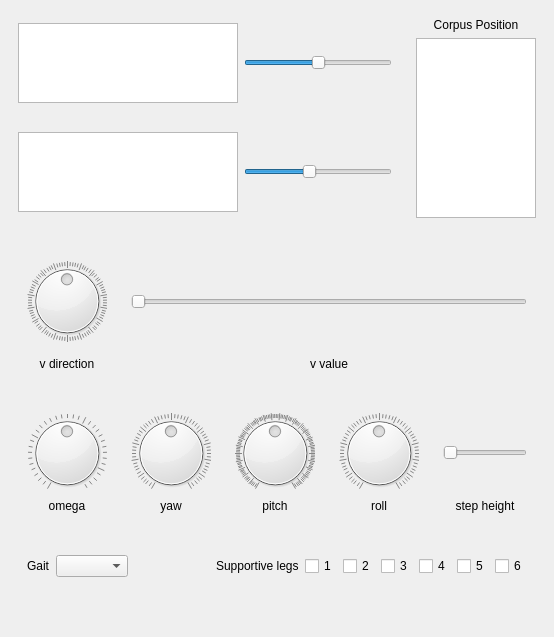
This is elkapod_controller_gui/elkapod_controller_gui/elkapod_controller.ui in HexapodBionik/elkapod_teleop as Qt 5 draws it before an edit. The edited form follows.
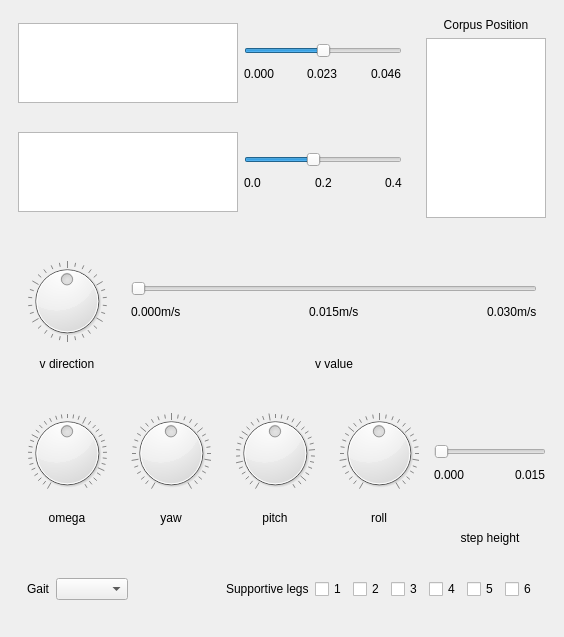
This is the edited form.

Commit message: Improved GUI: added labels under the sliders. (#2)

Patch:
```diff
--- a/elkapod_controller_gui/elkapod_controller_gui/elkapod_controller.ui
+++ b/elkapod_controller_gui/elkapod_controller_gui/elkapod_controller.ui
@@ -6,12 +6,12 @@
    <rect>
     <x>0</x>
     <y>0</y>
-    <width>554</width>
+    <width>564</width>
     <height>637</height>
    </rect>
   </property>
   <property name="windowTitle">
-   <string>Hexapod Controller</string>
+   <string>Elkapod Controller</string>
   </property>
   <widget class="QWidget" name="central_widget">
    <layout class="QVBoxLayout" name="verticalLayout_2">
@@ -83,6 +83,34 @@
               </widget>
              </item>
              <item>
+              <widget class="QWidget" name="widget_17" native="true">
+               <layout class="QVBoxLayout" name="verticalLayout_12">
+                <property name="leftMargin">
+                 <number>0</number>
+                </property>
+                <property name="topMargin">
+                 <number>0</number>
+                </property>
+                <property name="rightMargin">
+                 <number>0</number>
+                </property>
+                <property name="bottomMargin">
+                 <number>0</number>
+                </property>
+                <item>
+                 <spacer name="verticalSpacer_6">
+                  <property name="orientation">
+                   <enum>Qt::Vertical</enum>
+                  </property>
+                  <property name="sizeHint" stdset="0">
+                   <size>
+                    <width>20</width>
+                    <height>5</height>
+                   </size>
+                  </property>
+                 </spacer>
+                </item>
+                <item>
               <widget class="QSlider" name="leg_spacing_slider">
                <property name="enabled">
                 <bool>true</bool>
@@ -104,6 +132,87 @@
                </property>
               </widget>
              </item>
+                <item>
+                 <widget class="QWidget" name="widget_18" native="true">
+                  <layout class="QHBoxLayout" name="horizontalLayout_10">
+                   <property name="leftMargin">
+                    <number>0</number>
+                   </property>
+                   <property name="topMargin">
+                    <number>0</number>
+                   </property>
+                   <property name="rightMargin">
+                    <number>0</number>
+                   </property>
+                   <property name="bottomMargin">
+                    <number>0</number>
+                   </property>
+                   <item>
+                    <widget class="QLabel" name="label_14">
+                     <property name="text">
+                      <string>0.000</string>
+                     </property>
+                    </widget>
+                   </item>
+                   <item>
+                    <spacer name="horizontalSpacer_4">
+                     <property name="orientation">
+                      <enum>Qt::Horizontal</enum>
+                     </property>
+                     <property name="sizeHint" stdset="0">
+                      <size>
+                       <width>40</width>
+                       <height>20</height>
+                      </size>
+                     </property>
+                    </spacer>
+                   </item>
+                   <item>
+                    <widget class="QLabel" name="label_15">
+                     <property name="text">
+                      <string>0.023</string>
+                     </property>
+                    </widget>
+                   </item>
+                   <item>
+                    <spacer name="horizontalSpacer_5">
+                     <property name="orientation">
+                      <enum>Qt::Horizontal</enum>
+                     </property>
+                     <property name="sizeHint" stdset="0">
+                      <size>
+                       <width>40</width>
+                       <height>20</height>
+                      </size>
+                     </property>
+                    </spacer>
+                   </item>
+                   <item>
+                    <widget class="QLabel" name="label_13">
+                     <property name="text">
+                      <string>0.046</string>
+                     </property>
+                    </widget>
+                   </item>
+                  </layout>
+                 </widget>
+                </item>
+                <item>
+                 <spacer name="verticalSpacer_7">
+                  <property name="orientation">
+                   <enum>Qt::Vertical</enum>
+                  </property>
+                  <property name="sizeHint" stdset="0">
+                   <size>
+                    <width>20</width>
+                    <height>10</height>
+                   </size>
+                  </property>
+                 </spacer>
+                </item>
+               </layout>
+              </widget>
+             </item>
             </layout>
            </widget>
           </item>
@@ -133,6 +242,34 @@
               </widget>
              </item>
              <item>
+              <widget class="QWidget" name="widget_19" native="true">
+               <layout class="QVBoxLayout" name="verticalLayout_13">
+                <property name="leftMargin">
+                 <number>0</number>
+                </property>
+                <property name="topMargin">
+                 <number>0</number>
+                </property>
+                <property name="rightMargin">
+                 <number>0</number>
+                </property>
+                <property name="bottomMargin">
+                 <number>0</number>
+                </property>
+                <item>
+                 <spacer name="verticalSpacer_9">
+                  <property name="orientation">
+                   <enum>Qt::Vertical</enum>
+                  </property>
+                  <property name="sizeHint" stdset="0">
+                   <size>
+                    <width>20</width>
+                    <height>5</height>
+                   </size>
+                  </property>
+                 </spacer>
+                </item>
+                <item>
               <widget class="QSlider" name="height_slider">
                <property name="maximum">
                 <number>230</number>
@@ -145,6 +282,87 @@
                </property>
               </widget>
              </item>
+                <item>
+                 <widget class="QWidget" name="widget_20" native="true">
+                  <layout class="QHBoxLayout" name="horizontalLayout_11">
+                   <property name="leftMargin">
+                    <number>0</number>
+                   </property>
+                   <property name="topMargin">
+                    <number>0</number>
+                   </property>
+                   <property name="rightMargin">
+                    <number>0</number>
+                   </property>
+                   <property name="bottomMargin">
+                    <number>0</number>
+                   </property>
+                   <item>
+                    <widget class="QLabel" name="label_18">
+                     <property name="text">
+                      <string>0.0</string>
+                     </property>
+                    </widget>
+                   </item>
+                   <item>
+                    <spacer name="horizontalSpacer_6">
+                     <property name="orientation">
+                      <enum>Qt::Horizontal</enum>
+                     </property>
+                     <property name="sizeHint" stdset="0">
+                      <size>
+                       <width>40</width>
+                       <height>20</height>
+                      </size>
+                     </property>
+                    </spacer>
+                   </item>
+                   <item>
+                    <widget class="QLabel" name="label_17">
+                     <property name="text">
+                      <string>0.2</string>
+                     </property>
+                    </widget>
+                   </item>
+                   <item>
+                    <spacer name="horizontalSpacer_7">
+                     <property name="orientation">
+                      <enum>Qt::Horizontal</enum>
+                     </property>
+                     <property name="sizeHint" stdset="0">
+                      <size>
+                       <width>40</width>
+                       <height>20</height>
+                      </size>
+                     </property>
+                    </spacer>
+                   </item>
+                   <item>
+                    <widget class="QLabel" name="label_16">
+                     <property name="text">
+                      <string>0.4</string>
+                     </property>
+                    </widget>
+                   </item>
+                  </layout>
+                 </widget>
+                </item>
+                <item>
+                 <spacer name="verticalSpacer_8">
+                  <property name="orientation">
+                   <enum>Qt::Vertical</enum>
+                  </property>
+                  <property name="sizeHint" stdset="0">
+                   <size>
+                    <width>20</width>
+                    <height>10</height>
+                   </size>
+                  </property>
+                 </spacer>
+                </item>
+               </layout>
+              </widget>
+             </item>
             </layout>
            </widget>
           </item>
@@ -234,6 +452,9 @@
             <property name="maximum">
              <number>360</number>
             </property>
+            <property name="singleStep">
+             <number>3</number>
+            </property>
             <property name="value">
              <number>180</number>
             </property>
@@ -294,6 +515,21 @@
            </spacer>
           </item>
           <item>
+           <widget class="QWidget" name="widget_15" native="true">
+            <layout class="QVBoxLayout" name="verticalLayout_11">
+             <property name="leftMargin">
+              <number>0</number>
+             </property>
+             <property name="topMargin">
+              <number>0</number>
+             </property>
+             <property name="rightMargin">
+              <number>0</number>
+             </property>
+             <property name="bottomMargin">
+              <number>0</number>
+             </property>
+             <item>
            <widget class="QSlider" name="vval_slider">
             <property name="maximum">
              <number>100</number>
@@ -301,6 +537,80 @@
             <property name="orientation">
              <enum>Qt::Horizontal</enum>
             </property>
+               <property name="tickPosition">
+                <enum>QSlider::NoTicks</enum>
+               </property>
+               <property name="tickInterval">
+                <number>0</number>
+               </property>
+              </widget>
+             </item>
+             <item>
+              <widget class="QWidget" name="widget_16" native="true">
+               <layout class="QHBoxLayout" name="horizontalLayout_9">
+                <property name="leftMargin">
+                 <number>0</number>
+                </property>
+                <property name="topMargin">
+                 <number>0</number>
+                </property>
+                <property name="rightMargin">
+                 <number>0</number>
+                </property>
+                <property name="bottomMargin">
+                 <number>0</number>
+                </property>
+                <item>
+                 <widget class="QLabel" name="label_12">
+                  <property name="text">
+                   <string>0.000m/s</string>
+                  </property>
+                 </widget>
+                </item>
+                <item>
+                 <spacer name="horizontalSpacer_3">
+                  <property name="orientation">
+                   <enum>Qt::Horizontal</enum>
+                  </property>
+                  <property name="sizeHint" stdset="0">
+                   <size>
+                    <width>40</width>
+                    <height>20</height>
+                   </size>
+                  </property>
+                 </spacer>
+                </item>
+                <item>
+                 <widget class="QLabel" name="label_11">
+                  <property name="text">
+                   <string>0.015m/s</string>
+                  </property>
+                 </widget>
+                </item>
+                <item>
+                 <spacer name="horizontalSpacer_2">
+                  <property name="orientation">
+                   <enum>Qt::Horizontal</enum>
+                  </property>
+                  <property name="sizeHint" stdset="0">
+                   <size>
+                    <width>40</width>
+                    <height>20</height>
+                   </size>
+                  </property>
+                 </spacer>
+                </item>
+                <item>
+                 <widget class="QLabel" name="label_10">
+                  <property name="text">
+                   <string>0.030m/s</string>
+                  </property>
+                 </widget>
+                </item>
+               </layout>
+              </widget>
+             </item>
+            </layout>
            </widget>
           </item>
           <item>
@@ -405,6 +715,9 @@
             <property name="maximum">
              <number>120</number>
             </property>
+            <property name="singleStep">
+             <number>2</number>
+            </property>
             <property name="notchesVisible">
              <bool>true</bool>
             </property>
@@ -446,6 +759,9 @@
             <property name="maximum">
              <number>250</number>
             </property>
+            <property name="singleStep">
+             <number>4</number>
+            </property>
             <property name="notchesVisible">
              <bool>true</bool>
             </property>
@@ -487,6 +803,12 @@
             <property name="maximum">
              <number>120</number>
             </property>
+            <property name="singleStep">
+             <number>2</number>
+            </property>
+            <property name="pageStep">
+             <number>10</number>
+            </property>
             <property name="notchesVisible">
              <bool>true</bool>
             </property>
@@ -508,6 +830,46 @@
        <item>
         <widget class="QWidget" name="widget_8" native="true">
          <layout class="QVBoxLayout" name="verticalLayout_8">
+          <property name="leftMargin">
+           <number>0</number>
+          </property>
+          <property name="topMargin">
+           <number>0</number>
+          </property>
+          <property name="rightMargin">
+           <number>0</number>
+          </property>
+          <property name="bottomMargin">
+           <number>0</number>
+          </property>
+          <item>
+           <widget class="QWidget" name="widget_21" native="true">
+            <layout class="QVBoxLayout" name="verticalLayout_14">
+             <property name="leftMargin">
+              <number>0</number>
+             </property>
+             <property name="topMargin">
+              <number>0</number>
+             </property>
+             <property name="rightMargin">
+              <number>0</number>
+             </property>
+             <property name="bottomMargin">
+              <number>0</number>
+             </property>
+             <item>
+              <spacer name="verticalSpacer_11">
+               <property name="orientation">
+                <enum>Qt::Vertical</enum>
+               </property>
+               <property name="sizeHint" stdset="0">
+                <size>
+                 <width>20</width>
+                 <height>40</height>
+                </size>
+               </property>
+              </spacer>
+             </item>
           <item>
            <widget class="QSlider" name="step_height_slider">
             <property name="sizePolicy">
@@ -519,13 +881,13 @@
             <property name="minimumSize">
              <size>
               <width>0</width>
-              <height>80</height>
+                 <height>15</height>
              </size>
             </property>
             <property name="maximumSize">
              <size>
               <width>16777215</width>
-              <height>80</height>
+                 <height>15</height>
              </size>
             </property>
             <property name="maximum">
@@ -534,6 +896,67 @@
             <property name="orientation">
              <enum>Qt::Horizontal</enum>
             </property>
+              </widget>
+             </item>
+             <item>
+              <widget class="QWidget" name="widget_22" native="true">
+               <layout class="QHBoxLayout" name="horizontalLayout_12">
+                <property name="leftMargin">
+                 <number>0</number>
+                </property>
+                <property name="topMargin">
+                 <number>0</number>
+                </property>
+                <property name="rightMargin">
+                 <number>0</number>
+                </property>
+                <property name="bottomMargin">
+                 <number>0</number>
+                </property>
+                <item>
+                 <widget class="QLabel" name="label_20">
+                  <property name="text">
+                   <string>0.000</string>
+                  </property>
+                 </widget>
+                </item>
+                <item>
+                 <spacer name="horizontalSpacer_8">
+                  <property name="orientation">
+                   <enum>Qt::Horizontal</enum>
+                  </property>
+                  <property name="sizeHint" stdset="0">
+                   <size>
+                    <width>40</width>
+                    <height>20</height>
+                   </size>
+                  </property>
+                 </spacer>
+                </item>
+                <item>
+                 <widget class="QLabel" name="label_19">
+                  <property name="text">
+                   <string>0.015</string>
+                  </property>
+                 </widget>
+                </item>
+               </layout>
+              </widget>
+             </item>
+             <item>
+              <spacer name="verticalSpacer_10">
+               <property name="orientation">
+                <enum>Qt::Vertical</enum>
+               </property>
+               <property name="sizeHint" stdset="0">
+                <size>
+                 <width>20</width>
+                 <height>40</height>
+                </size>
+               </property>
+              </spacer>
+             </item>
+            </layout>
            </widget>
           </item>
           <item>
```
Lines whose indentation alone changed are shown as unchanged. The commit also changes 1 other file.
